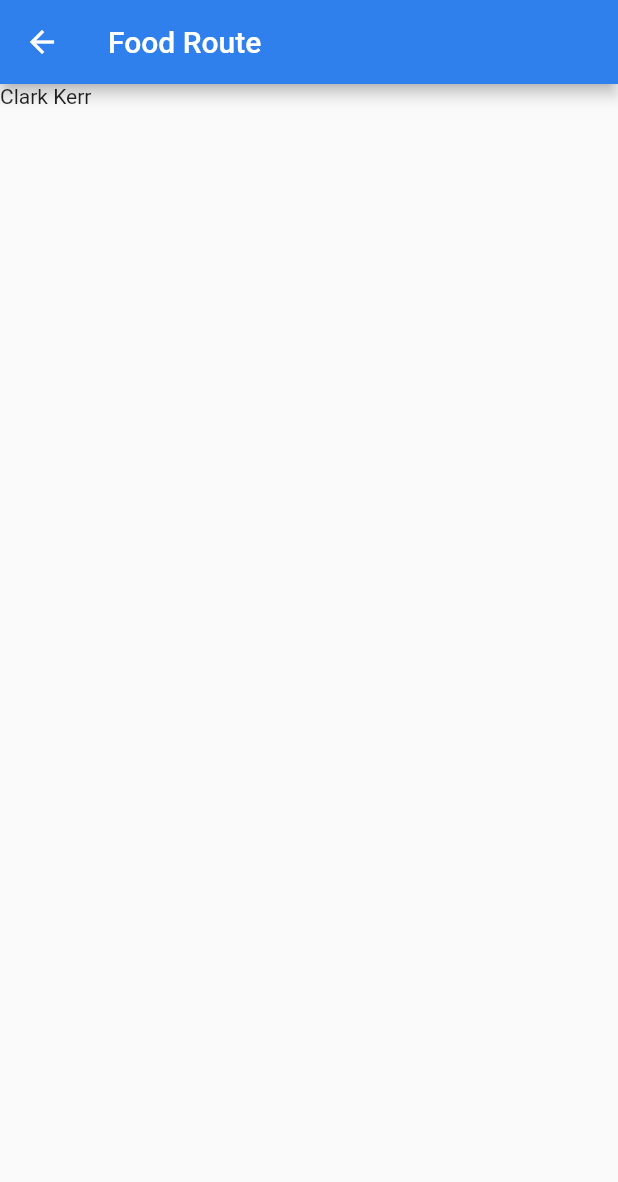
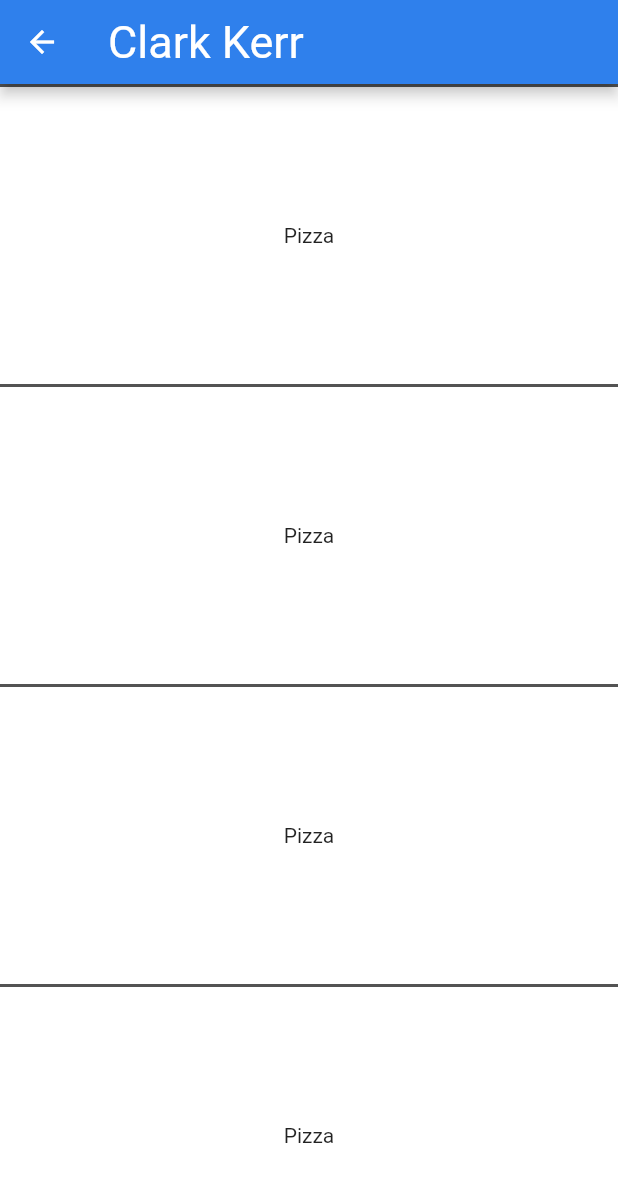
Before and after one commit to ranashreyas/FoodGrind, a Flutter app: the screen it shows after launch, after a tap on "Clark Kerr", on a phone screen of 412 x 824 dp. Shown: the top 1182 px of the screen. Run offline on Flutter 3.47's test engine with Material 2 defaults, Android fonts, the light colour scheme and no system bars.

Commit message:
Fixed Changes

```diff
--- a/lib/main.dart
+++ b/lib/main.dart
@@ -1,75 +1,7 @@
-import 'dart:math';
+import 'dart:convert';
+import 'dart:core';
 import 'package:flutter/material.dart';
-
-class Food {
-  late String name;
-  late String image;
-  late Map nutFacts;
-  late List labels;
-
-  Food(this.name, this.image);
-}
-
-var rng = Random();
-
-class DiningHall {
-  late String name;
-  late String image;
-  late double allRating;
-  late List menu;
-  bool isOpen = true;
-  int dailyRating = 0;
-  late List openTimes;
-
-  DiningHall(this.name, this.image);
-
-  double getDaily() {
-    // STILL NEEDS TO BE IMPLEMENTED
-    return 0;
-  }
-
-  double getTotal() {
-    // STILL NEEDS TO BE IMPLEMENTED
-    return 0;
-  }
-}
-
-class Review {
-  late String location;
-  late double rating;
-  late List meal;
-  late String comment;
-
-  Review(this.location, this.rating, this.meal, this.comment);
-}
-
-DiningHall cafeThree = DiningHall('Cafe 3', '');
-DiningHall clarkKerr = DiningHall('Clark Kerr', '');
-DiningHall foothill = DiningHall('Foothill', '');
-DiningHall crossroads = DiningHall('Crossroads', '');
-
-List<DiningHall> sortHalls(List<DiningHall> options) {
-  List<DiningHall> openHalls = [];
-  List<DiningHall> closedHalls = [];
-  for (DiningHall h in options) {
-    if (h.isOpen) {
-      openHalls.add(h);
-    } else {
-      closedHalls.add(h);
-    }
-  }
-  closedHalls.sort((a, b) => b.dailyRating.compareTo(a.dailyRating));
-  openHalls.sort((a, b) => b.dailyRating.compareTo(a.dailyRating));
-  return openHalls + closedHalls;
-}
-
-String dailyQuote = 'Be the first one to leave a comment today!';
-
-DiningHall chosenHall = cafeThree;
-
-List<DiningHall> unsortedHalls = [clarkKerr, cafeThree, foothill, crossroads];
-List<DiningHall> halls = sortHalls(unsortedHalls);
-List<String> stars = ['★', '★★', '★★★', '★★★★', '★★★★★'];
+import 'package:http/http.dart' as http;
 
 void main() {
   runApp(MaterialApp(
@@ -83,8 +15,24 @@ void main() {
   ));
 }
 
-class HomeRoute extends StatelessWidget {
+class HomeRoute extends StatefulWidget {
   const HomeRoute({Key? key}) : super(key: key);
+
+  @override
+  // ignore: library_private_types_in_public_api
+  _HomeRouteState createState() => _HomeRouteState();
+}
+
+class _HomeRouteState extends State<HomeRoute> {
+  getCafeData() async {
+    var response = await http.get(Uri.https('header', 'unencoded path'));
+    var jsonData = jsonDecode(response.body);
+    for (int i = 0; i < halls.length; i++) {
+      halls[i].dailyRating = jsonData[i]['dailyRating'];
+      halls[i].allRating = jsonData[i]['allRating'];
+      halls[i].openTimes = jsonData[i]['openTimes'];
+    }
+  }
 
   @override
   Widget build(BuildContext context) {
@@ -92,9 +40,14 @@ class HomeRoute extends StatelessWidget {
     const double openButtonFontSize = 25;
     Widget homeBlock(DiningHall hall, int chosenColor) {
       return Container(
-        height: 175,
+        decoration: const BoxDecoration(
+          border: Border(
+            top: BorderSide(width: 2.0, color: Color.fromARGB(255, 83, 83, 83)),
+          ),
+          color: Colors.white,
+        ),
+        height: 170,
         width: double.infinity,
-        color: Colors.white,
         padding: const EdgeInsets.all(30),
         child: Column(
           children: [
@@ -110,48 +63,49 @@ class HomeRoute extends StatelessWidget {
               alignment: const Alignment(-1, 0),
               child: Text(
                 (hall.dailyRating > 0)
-                    ? stars[hall.dailyRating.round() - 1]
+                    ? "Today: ${stars[hall.dailyRating.round() - 1]}"
                     : 'No Reviews Yet',
                 style: TextStyle(
-                    color:
-                        (hall.dailyRating > 0) ? Colors.yellow : Colors.black,
+                    color: (hall.dailyRating > 0) ? Colors.black : Colors.black,
                     fontSize: nameButtonFontSize),
               ),
             ),
-            Text((hall.isOpen) ? 'OPEN' : 'CLOSED',
+            Align(
+              alignment: const Alignment(-1, 0),
+              child: Text((hall.isOpen) ? 'OPEN' : 'CLOSED',
                   style: TextStyle(
                       fontSize: openButtonFontSize,
                       fontWeight: FontWeight.w700,
                       color: (hall.isOpen) ? Colors.green : Colors.red)),
+            ),
           ],
         ),
       );
     }
 
     return Scaffold(
-      backgroundColor: const Color(0xFFC4C4C4),
+      backgroundColor: Colors.white,
       appBar: AppBar(
         title: const Text(
           'FoodGrind',
           style: TextStyle(fontSize: 30),
         ),
-        toolbarHeight: 25,
-        backgroundColor: const Color(0xFF2F80EC),
+        toolbarHeight: 40,
+        backgroundColor: const Color.fromRGBO(46, 43, 43, 1),
         shadowColor: const Color(0x00FFFFFF),
       ),
       body: Stack(children: <Widget>[
         Column(
           children: <Widget>[
             Container(
-              color: const Color(0xFF2F80EC),
+              color: const Color.fromRGBO(46, 43, 43, 1),
               height: 60,
               width: double.infinity,
               padding: const EdgeInsets.fromLTRB(15, 0, 15, 0),
-              child: Center(
               child: Text(
                 dailyQuote,
                 style: const TextStyle(fontSize: 20, color: Colors.white),
-                ),
+                textAlign: TextAlign.center,
               ),
             ),
             GestureDetector(
@@ -197,18 +151,45 @@ class HomeRoute extends StatelessWidget {
   }
 }
 
-// Route to
+// Route to Specific Dining Hall
 class FoodRoute extends StatelessWidget {
   const FoodRoute({Key? key}) : super(key: key);
 
   @override
   Widget build(BuildContext context) {
+    Widget foodBlock(Food currFood) {
+      return Container(
+        height: 200,
+        width: double.infinity,
+        decoration: const BoxDecoration(
+          color: Colors.white,
+          border: Border(
+            top: BorderSide(width: 2.0, color: Color.fromARGB(255, 83, 83, 83)),
+          ),
+        ),
+        child: Center(
+          child: Text(currFood.name),
+        ),
+      );
+    }
+
     return Scaffold(
       appBar: AppBar(
-        title: const Text("Food Route"),
+        title: Text(chosenHall.name),
+        titleTextStyle: const TextStyle(fontSize: 30),
         backgroundColor: const Color(0xFF2F80EC),
       ),
-      body: Text(chosenHall.name),
+      body: SingleChildScrollView(
+          child: Column(children: [
+        foodBlock(pizza),
+        foodBlock(pizza),
+        foodBlock(pizza),
+        foodBlock(pizza),
+        foodBlock(pizza),
+        foodBlock(pizza),
+        foodBlock(pizza),
+        foodBlock(pizza),
+      ])),
     );
   }
 }
@@ -243,8 +224,8 @@ class HelpRoute extends StatelessWidget {
         ),
         body: Center(
           child: Container(
-              margin: EdgeInsets.only(left: 0, top: 0, right: 250, bottom: 680),
-              child: Text('About us:', style: TextStyle(fontSize: 35))),
+              margin: const EdgeInsets.only(left: 0, top: 0, right: 250, bottom: 680),
+              child: const Text('About us:', style: TextStyle(fontSize: 35))),
           // Column(
           //   children: const [
           //     Text('Fuck off')
@@ -256,3 +237,61 @@ class HelpRoute extends StatelessWidget {
     //style: const TextStyle(fontSize: buttonFontSize),
   }
 }
+
+class Food {
+  late String name, image;
+  late Map nutFacts;
+  late List labels;
+
+  Food(this.name, this.image, this.nutFacts, this.labels);
+}
+
+class DiningHall {
+  late String name, image;
+  late int allRating = 0, dailyRating = 4;
+  late List menu, openTimes = [[], [], [], [], [], []];
+  late bool isOpen = false;
+
+  DiningHall(this.name, this.image);
+}
+
+class Review {
+  late String location, comment;
+  late double rating;
+  late List meal;
+
+  Review(this.location, this.rating, this.meal, this.comment);
+}
+
+DiningHall cafeThree = DiningHall('Cafe 3', '');
+DiningHall clarkKerr = DiningHall('Clark Kerr', '');
+DiningHall foothill = DiningHall('Foothill', '');
+DiningHall crossroads = DiningHall('Crossroads', '');
+
+List<DiningHall> sortHalls(List<DiningHall> options) {
+  List<DiningHall> openHalls = [];
+  List<DiningHall> closedHalls = [];
+  for (DiningHall h in options) {
+    if (h.isOpen) {
+      openHalls.add(h);
+    } else {
+      closedHalls.add(h);
+    }
+  }
+  closedHalls.sort((a, b) => b.dailyRating.compareTo(a.dailyRating));
+  openHalls.sort((a, b) => b.dailyRating.compareTo(a.dailyRating));
+  return openHalls + closedHalls;
+}
+
+String dailyQuote = 'Be the first one to leave a comment today!';
+
+DiningHall chosenHall = cafeThree;
+
+List<DiningHall> unsortedHalls = [clarkKerr, cafeThree, foothill, crossroads];
+List<DiningHall> halls = sortHalls(unsortedHalls);
+List<String> stars = ['★', '★★', '★★★', '★★★★', '★★★★★'];
+
+Food pizza = Food(
+    'Pizza', '', {'Protein': '10g', 'Sugar': '23g'}, ['Vegan', 'Non-Dairy']);
+
+List<Food> foodList = [pizza, pizza, pizza, pizza, pizza];
```
Also changed, not shown: pubspec.yaml (+3 -4 lines), pubspec.lock, 2 other files. Lines whose indentation alone changed are shown as unchanged.
